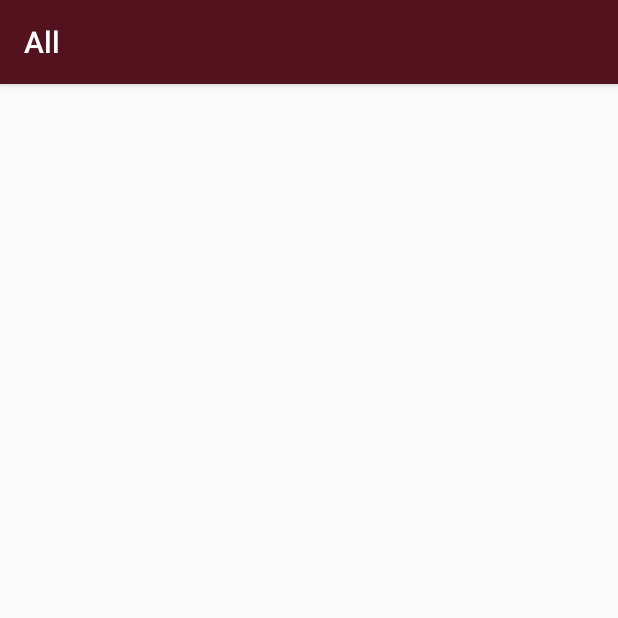
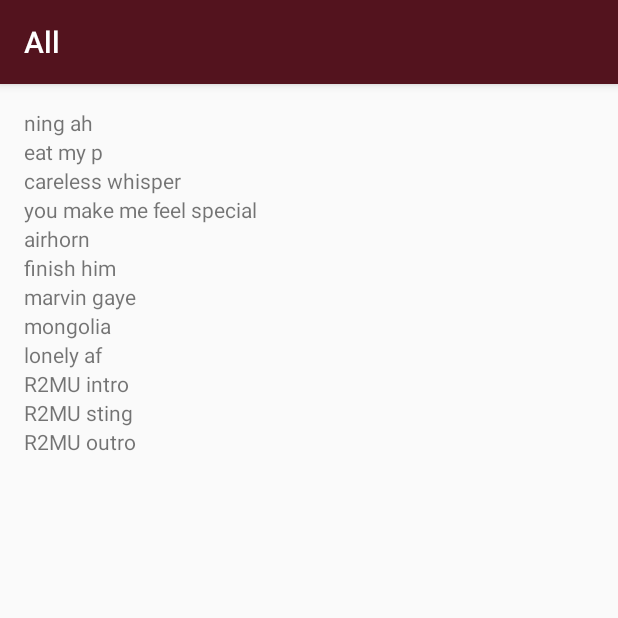
Before and after one commit to Virunee/rice-to-meet-you-android-app, an Android app: the AllActivity screen opened directly, with no data from a screen before it, on a phone screen of 412 x 824 dp, the top half of it. Run offline under Robolectric (Android 15) with nearby library versions, the phone set to English and light mode, and no system bars.

Commit message:
add loop through sounds

```diff
--- a/app/src/main/java/com/virunee/ricetomeetyousoundboard/AllActivity.kt
+++ b/app/src/main/java/com/virunee/ricetomeetyousoundboard/AllActivity.kt
@@ -2,10 +2,34 @@ package com.virunee.ricetomeetyousoundboard
 
 import androidx.appcompat.app.AppCompatActivity
 import android.os.Bundle
+import android.util.Log
+import android.widget.TextView
+import kotlinx.android.synthetic.main.activity_all.*
 
 class AllActivity : AppCompatActivity() {
     override fun onCreate(savedInstanceState: Bundle?) {
         super.onCreate(savedInstanceState)
         setContentView(R.layout.activity_all)
+
+        var sounds = ArrayList<String>()
+        sounds.add("ning ah")
+        sounds.add("eat my p")
+        sounds.add("careless whisper")
+        sounds.add("you make me feel special")
+        sounds.add("airhorn")
+        sounds.add("finish him")
+        sounds.add("marvin gaye")
+        sounds.add("mongolia")
+        sounds.add("lonely af")
+        sounds.add("R2MU intro")
+        sounds.add("R2MU sting")
+        sounds.add("R2MU outro")
+
+        for(i in sounds) {
+            val soundView = TextView(this)
+            soundView.text = i
+            root_view_all.addView(soundView)
+        }
+
     }
 }
--- a/app/src/main/res/layout/activity_all.xml
+++ b/app/src/main/res/layout/activity_all.xml
@@ -1,5 +1,5 @@
 <?xml version="1.0" encoding="utf-8"?>
-<RelativeLayout xmlns:android="http://schemas.android.com/apk/res/android"
+<LinearLayout xmlns:android="http://schemas.android.com/apk/res/android"
     xmlns:app="http://schemas.android.com/apk/res-auto"
     xmlns:tools="http://schemas.android.com/tools"
     android:layout_width="match_parent"
@@ -8,6 +8,8 @@
     android:paddingLeft="@dimen/activity_horizontal_margin"
     android:paddingRight="@dimen/activity_horizontal_margin"
     android:paddingTop="@dimen/activity_vertical_margin"
-    tools:context=".AllActivity">
+    tools:context=".AllActivity"
+    android:id="@+id/root_view_all"
+    android:orientation="vertical">
 
-</RelativeLayout>
+</LinearLayout>
```
